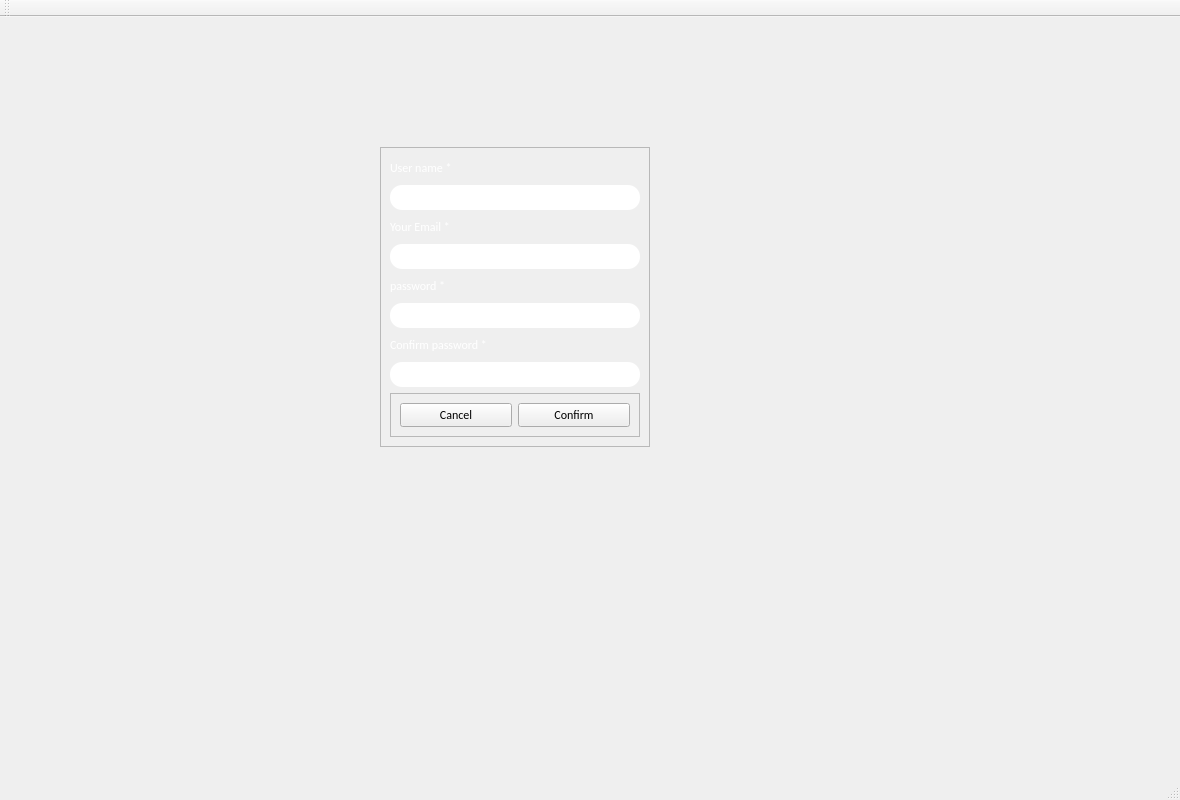
ffillouxdev/LogiCompta, file logiComptaProject/registration.ui: the form before one commit.
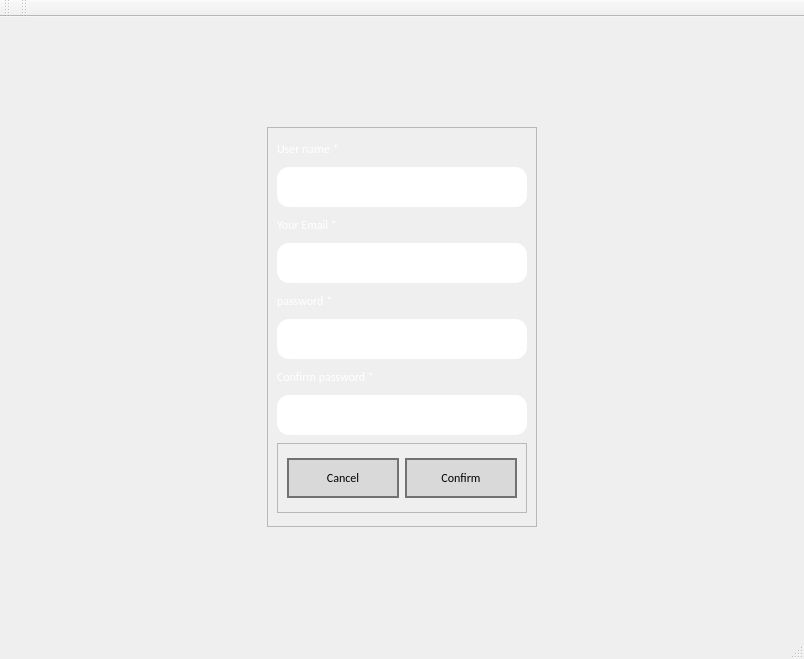
The form after the commit. Icons and pictures are not drawn.

Commit message: Amelioration présentation de registration, ajout d'un effet hover pour page de login

```diff
--- a/logiComptaProject/registration.ui
+++ b/logiComptaProject/registration.ui
@@ -6,8 +6,8 @@
    <rect>
     <x>0</x>
     <y>0</y>
-    <width>1180</width>
-    <height>800</height>
+    <width>804</width>
+    <height>659</height>
    </rect>
   </property>
   <property name="windowTitle">
@@ -33,15 +33,9 @@
 	border-radius: 12px;
 }</string>
    </property>
-   <widget class="QFrame" name="frame">
-    <property name="geometry">
-     <rect>
-      <x>380</x>
-      <y>130</y>
-      <width>270</width>
-      <height>300</height>
-     </rect>
-    </property>
+   <layout class="QVBoxLayout" name="verticalLayout_2">
+    <item alignment="Qt::AlignHCenter">
+     <widget class="QFrame" name="registrationFormFrame">
     <property name="minimumSize">
      <size>
       <width>270</width>
@@ -51,9 +45,25 @@
     <property name="maximumSize">
      <size>
       <width>270</width>
-      <height>500</height>
-     </size>
-    </property>
+        <height>400</height>
+       </size>
+      </property>
+      <property name="styleSheet">
+       <string notr="true">*{
+	font-family : Calibri;
+}
+
+QLabel{
+	color: rgb(255, 255, 255);
+	text-align: center;
+}
+
+QLineEdit{
+	background-color: #fff;
+	border-radius: 12px;
+	padding : 5px;
+}</string>
+      </property>
     <property name="frameShape">
      <enum>QFrame::StyledPanel</enum>
     </property>
@@ -62,7 +72,13 @@
     </property>
     <layout class="QVBoxLayout" name="verticalLayout">
      <item>
-      <widget class="QLabel" name="label">
+        <widget class="QLabel" name="userNameLabel">
+         <property name="maximumSize">
+          <size>
+           <width>250</width>
+           <height>20</height>
+          </size>
+         </property>
        <property name="text">
         <string>User name * </string>
        </property>
@@ -79,13 +95,19 @@
        <property name="maximumSize">
         <size>
          <width>250</width>
-         <height>25</height>
+           <height>40</height>
         </size>
        </property>
       </widget>
      </item>
      <item>
-      <widget class="QLabel" name="label_4">
+        <widget class="QLabel" name="emailLabel">
+         <property name="maximumSize">
+          <size>
+           <width>250</width>
+           <height>20</height>
+          </size>
+         </property>
        <property name="text">
         <string>Your Email *</string>
        </property>
@@ -102,13 +124,19 @@
        <property name="maximumSize">
         <size>
          <width>250</width>
-         <height>25</height>
+           <height>40</height>
         </size>
        </property>
       </widget>
      </item>
      <item>
-      <widget class="QLabel" name="label_2">
+        <widget class="QLabel" name="passwordLabel">
+         <property name="maximumSize">
+          <size>
+           <width>250</width>
+           <height>20</height>
+          </size>
+         </property>
        <property name="text">
         <string>password *  </string>
        </property>
@@ -125,13 +153,19 @@
        <property name="maximumSize">
         <size>
          <width>250</width>
-         <height>25</height>
+           <height>40</height>
         </size>
        </property>
       </widget>
      </item>
      <item>
-      <widget class="QLabel" name="label_3">
+        <widget class="QLabel" name="confirmPassLabel">
+         <property name="maximumSize">
+          <size>
+           <width>250</width>
+           <height>20</height>
+          </size>
+         </property>
        <property name="text">
         <string>Confirm password *</string>
        </property>
@@ -148,13 +182,36 @@
        <property name="maximumSize">
         <size>
          <width>250</width>
-         <height>25</height>
+           <height>40</height>
         </size>
        </property>
       </widget>
      </item>
      <item>
-      <widget class="QFrame" name="frame_2">
+        <widget class="QFrame" name="confirmFrame">
+         <property name="maximumSize">
+          <size>
+           <width>16777215</width>
+           <height>70</height>
+          </size>
+         </property>
+         <property name="styleSheet">
+          <string notr="true">QPushButton {
+	border: 2px solid #727272;
+	background-color: #D9D9D9;
+	color : #000;
+}
+
+QPushButton:hover {
+	background-color: #727272;
+	color: #fff;
+	border: 2px solid #D9D9D9;
+}
+
+QLineEdit{
+	padding : 5px;
+}</string>
+         </property>
        <property name="frameShape">
         <enum>QFrame::StyledPanel</enum>
        </property>
@@ -163,14 +220,26 @@
        </property>
        <layout class="QHBoxLayout" name="horizontalLayout">
         <item>
-         <widget class="QPushButton" name="pushButton">
+           <widget class="QPushButton" name="CancelButton">
+            <property name="maximumSize">
+             <size>
+              <width>16777215</width>
+              <height>40</height>
+             </size>
+            </property>
           <property name="text">
            <string>Cancel</string>
           </property>
          </widget>
         </item>
         <item>
-         <widget class="QPushButton" name="pushButton_2">
+           <widget class="QPushButton" name="confirmButton">
+            <property name="maximumSize">
+             <size>
+              <width>16777215</width>
+              <height>40</height>
+             </size>
+            </property>
           <property name="text">
            <string>Confirm</string>
           </property>
@@ -181,6 +250,8 @@
      </item>
     </layout>
    </widget>
+    </item>
+   </layout>
   </widget>
   <widget class="QMenuBar" name="menubar">
    <property name="geometry">
@@ -204,6 +275,17 @@
     <bool>false</bool>
    </attribute>
   </widget>
+  <widget class="QToolBar" name="toolBar_2">
+   <property name="windowTitle">
+    <string>toolBar_2</string>
+   </property>
+   <attribute name="toolBarArea">
+    <enum>TopToolBarArea</enum>
+   </attribute>
+   <attribute name="toolBarBreak">
+    <bool>false</bool>
+   </attribute>
+  </widget>
  </widget>
  <resources/>
  <connections/>
```
Left out of the diff: 8 changed lines with no effect on the pictures. Lines whose indentation alone changed are shown as unchanged. The commit also changes 3 other files.
